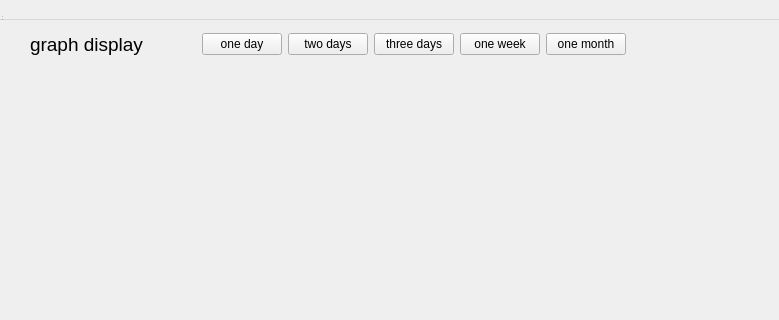
usoltsev37/candlestick-chart, file src/chartwindow.ui: the form before one commit; both pictures show x 0 to 779 and y 0 to 320 of the 779 by 730 pixel window.
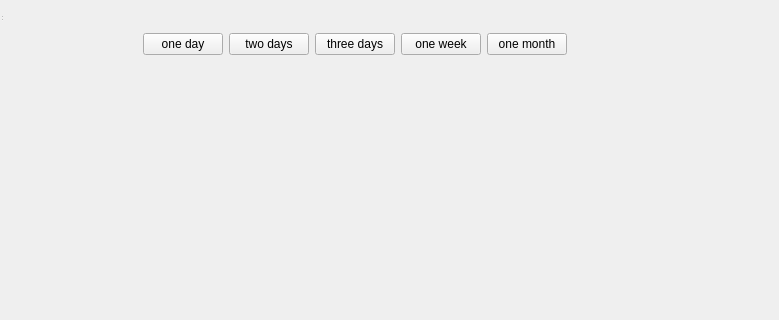
The form after the commit.

Commit message: reload optimizate, delete GRAPH DISPLAY

```diff
--- a/src/chartwindow.ui
+++ b/src/chartwindow.ui
@@ -55,18 +55,6 @@
      </rect>
     </property>
     <layout class="QHBoxLayout" name="horizontalLayout_2">
-     <item>
-      <widget class="QLabel" name="label">
-       <property name="font">
-        <font>
-         <pointsize>14</pointsize>
-        </font>
-       </property>
-       <property name="text">
-        <string>graph display</string>
-       </property>
-      </widget>
-     </item>
      <item>
       <spacer name="horizontalSpacer">
        <property name="orientation">
@@ -137,16 +125,6 @@
     </layout>
    </widget>
   </widget>
-  <widget class="QMenuBar" name="menubar">
-   <property name="geometry">
-    <rect>
-     <x>0</x>
-     <y>0</y>
-     <width>845</width>
-     <height>20</height>
-    </rect>
-   </property>
-  </widget>
   <widget class="QStatusBar" name="statusbar">
    <property name="geometry">
     <rect>
```
The commit also changes 3 other files.
